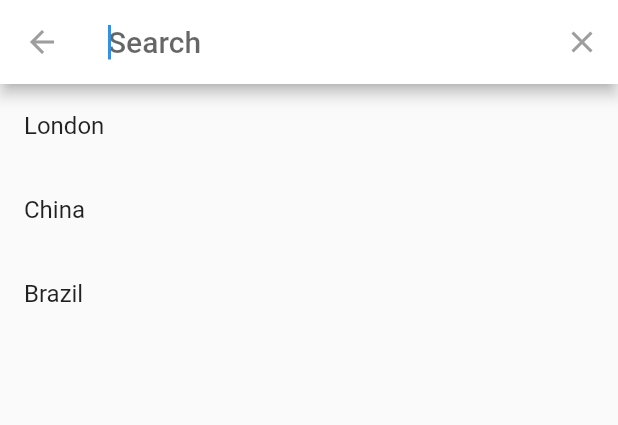
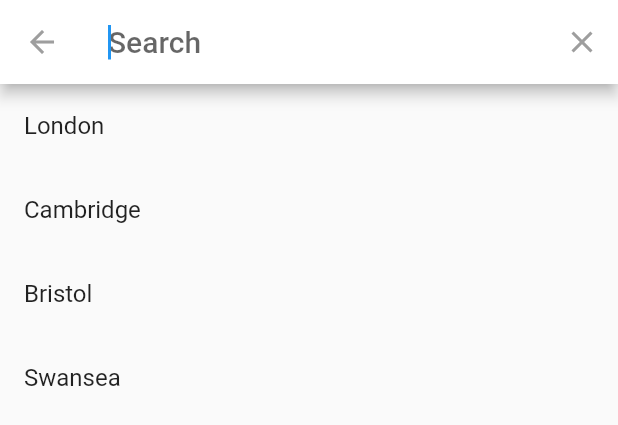
Before and after one commit to Avanta8/WeHike, a Flutter app: the SearchPage widget shown alone on an empty page, opened directly, after a tap on "Search", on a phone screen of 412 x 824 dp. Shown: the top 425 px of the screen. Run offline on Flutter 3.47's test engine with Material 2 defaults, Android fonts, the phone set to English and light mode, and no system bars; our stand-ins replace flutter_svg, geolocator, location, shared_preferences; accounts and stored records are empty.

Commit message:
mediaquery ...

```diff
--- a/we_hike/lib/searchpage/main.dart
+++ b/we_hike/lib/searchpage/main.dart
@@ -33,8 +33,8 @@ class SearchPage extends StatelessWidget {
   @override
   Widget build(BuildContext context) {
     return Container(
-      // width: MediaQuery.of(context).size.width,
-      // height: MediaQuery.of(context).size.height,
+      width: MediaQuery.of(context).size.width,
+      height: MediaQuery.of(context).size.height,
       decoration: const BoxDecoration(
           image: DecorationImage(
         image: AssetImage('assets/hills.jpg'),
@@ -159,7 +159,7 @@ class CoordinateSearchWidget extends StatelessWidget {
       textDirection: TextDirection.rtl,
       child: ElevatedButton.icon(
         style: ElevatedButton.styleFrom(
-          backgroundColor: Colors.grey.withOpacity(0.5),
+          backgroundColor: Colors.grey.withOpacity(0.8),
         ),
         onPressed: () {},
         icon: const Icon(Icons.explore),
@@ -178,7 +178,7 @@ class UseLocationButton extends StatelessWidget {
       textDirection: TextDirection.rtl,
       child: ElevatedButton.icon(
         style: ElevatedButton.styleFrom(
-          backgroundColor: Colors.grey.withOpacity(0.5),
+          backgroundColor: Colors.grey.withOpacity(0.8),
           minimumSize: const Size(0, 60),
           textStyle: const TextStyle(fontSize: 20),
         ),
@@ -228,8 +228,9 @@ class NamedSearchDelelgate extends SearchDelegate {
     List suggestions = [
       if (query.isNotEmpty) query,
       "London",
-      "China",
-      "Brazil",
+      "Cambridge",
+      "Bristol",
+      "Swansea",
     ];
 
     return ListView.builder(
```
